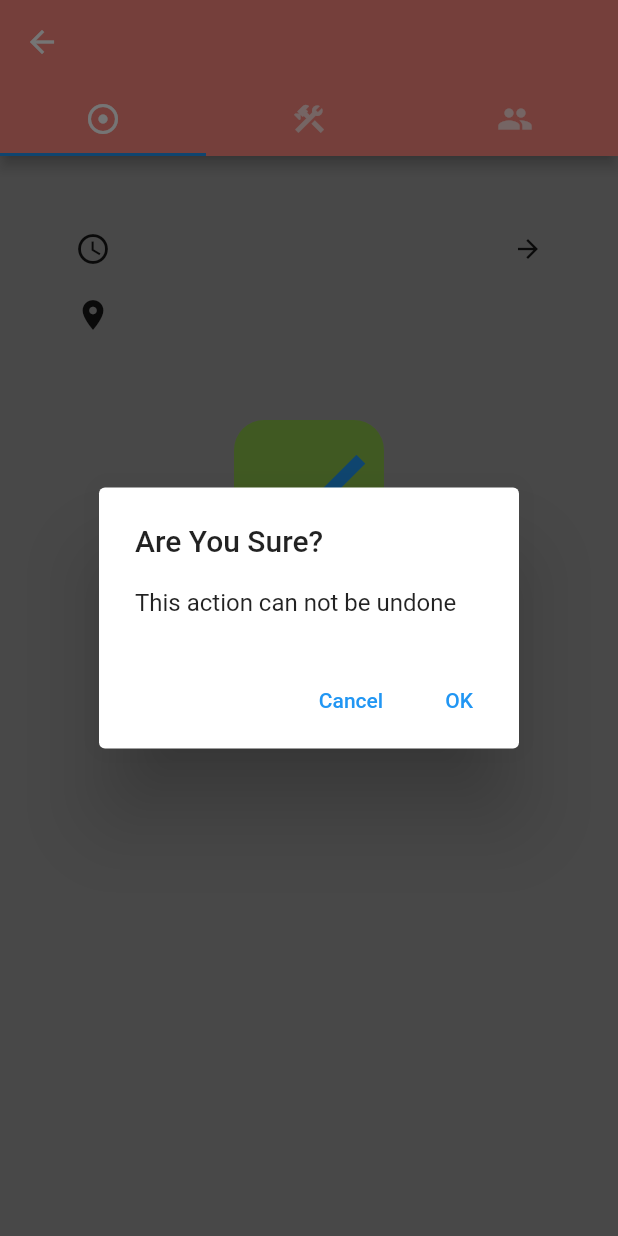
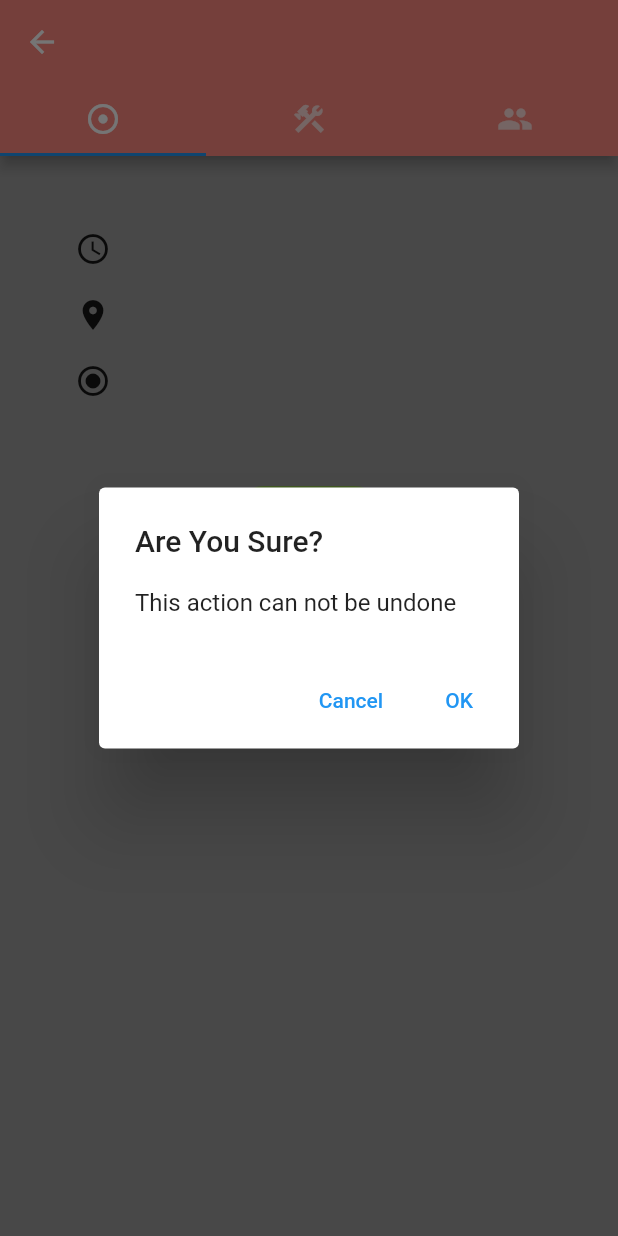
Before and after one commit to oriolromani/androminacrew-app, a Flutter app: the TaskDetailScreen screen opened directly with empty values, after a tap on the "check" icon, on a phone screen of 412 x 824 dp. Run offline on Flutter 3.47's test engine with Material 2 defaults, Android fonts, the light colour scheme and no system bars; our stand-ins replace rxdart; missing offline and left inert: flutter_session, shared_preferences_web.

Commit message:
redesign tasks v1

```diff
--- a/lib/src/datamodels/tasks_model.dart
+++ b/lib/src/datamodels/tasks_model.dart
@@ -5,8 +5,8 @@ class Task {
   int id;
   String name;
   String start_date;
-  int company;
-  int status;
+  String company;
+  String status;
 
   Task(
       {required this.id,
--- a/lib/src/screens/task_detail_screen.dart
+++ b/lib/src/screens/task_detail_screen.dart
@@ -74,19 +74,25 @@ class TaskDetailScreen extends StatelessWidget {
         child: Column(
           children: [
             Row(
-              mainAxisAlignment: MainAxisAlignment.spaceBetween,
+              mainAxisAlignment: MainAxisAlignment.start,
               children: [
               Icon(Icons.access_time),
               Text(task.start_date),
-              Icon(Icons.arrow_forward,
-                size: 20),
               ],
             ),
             SizedBox(height: 20),
             Row(
-              mainAxisAlignment: MainAxisAlignment.spaceBetween,
+              mainAxisAlignment: MainAxisAlignment.start,
               children: [
                 Icon(Icons.location_on),
+              ],
+            ),
+            SizedBox(height: 20),
+            Row(
+              mainAxisAlignment: MainAxisAlignment.start,
+              children: [
+                Icon(Icons.radio_button_on),
+                Text(task.status)
               ],
             ),
             SizedBox(height: 50),
--- a/lib/src/services/task_service.dart
+++ b/lib/src/services/task_service.dart
@@ -17,7 +17,7 @@ class TaskService {
       'authorization': 'Token '+_token['token']
     }).timeout(const Duration(seconds: 15));
     if (response.statusCode == 200) {
-      List jsonResponse = json.decode(response.body);
+      List jsonResponse = json.decode(utf8.decode(response.bodyBytes));
       return jsonResponse.map((data) => new Task.fromJson(data)).toList();
     } else {
       throw Exception('Unexpected error occurred!');
```
Also changed, not shown: lib/src/screens/home_screen.dart (+33 -5 lines).
